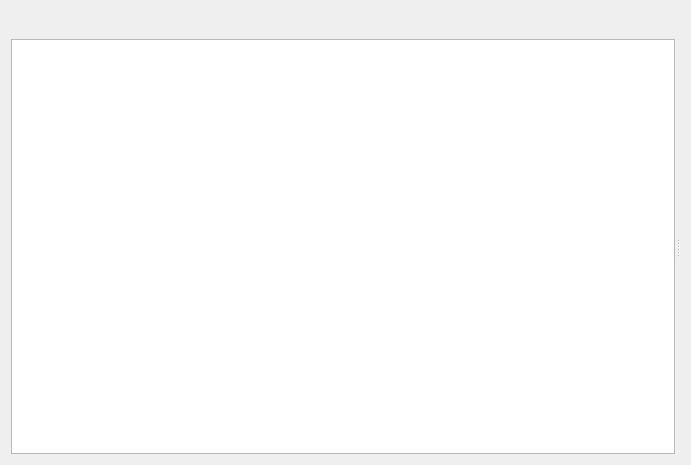
First picture: the form in src/ui/designer/tests_runner_widget.ui, repository mrbmp33/maya_tdd_suite, before the edit.
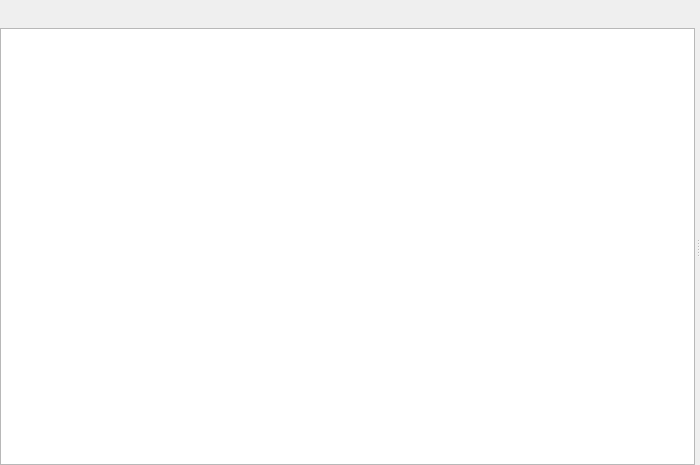
Second picture: the form after the edit. Icons and pictures are not drawn.

Commit message: added main dialog to hold all ui elements and menus

```diff
--- a/src/ui/designer/tests_runner_widget.ui
+++ b/src/ui/designer/tests_runner_widget.ui
@@ -6,7 +6,7 @@
    <rect>
     <x>0</x>
     <y>0</y>
-    <width>691</width>
+    <width>700</width>
     <height>465</height>
    </rect>
   </property>
@@ -14,6 +14,18 @@
    <string>Form</string>
   </property>
   <layout class="QVBoxLayout" name="verticalLayout">
+   <property name="leftMargin">
+    <number>0</number>
+   </property>
+   <property name="topMargin">
+    <number>0</number>
+   </property>
+   <property name="rightMargin">
+    <number>0</number>
+   </property>
+   <property name="bottomMargin">
+    <number>0</number>
+   </property>
    <item>
     <layout class="QHBoxLayout" name="run_buttons_lo" stretch="0,0,0,0">
      <property name="spacing">
```
The commit also changes 4 other files.
